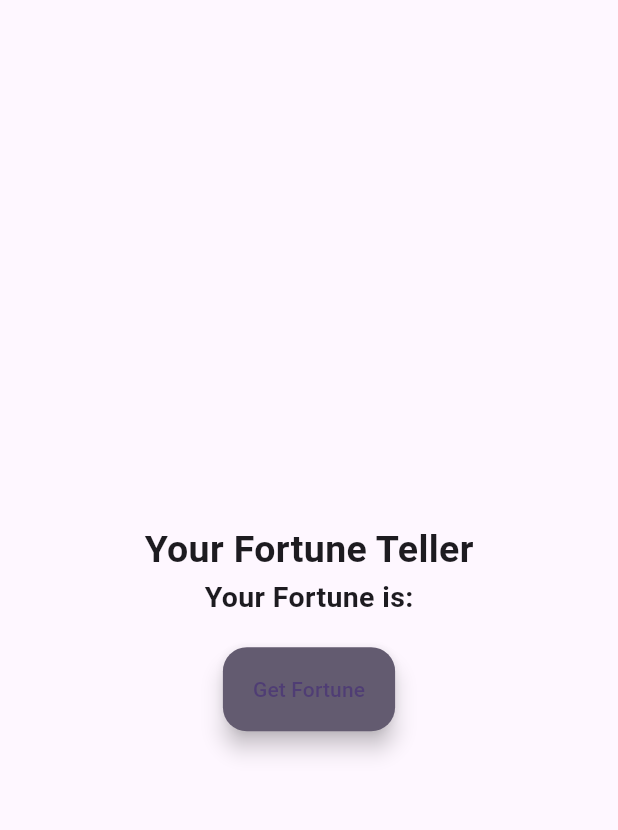
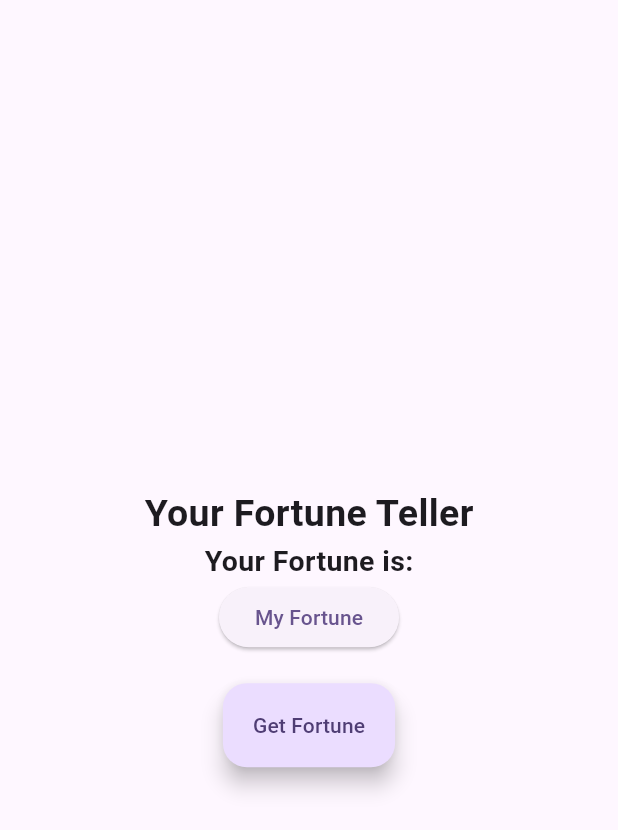
Before and after one commit to SHUBHANKARPOLYGON/fortune-cookie-app, a Flutter app: the screen it shows after launch, on a phone screen of 412 x 824 dp. Shown: the top 830 px of the screen. Run offline on Flutter 3.47's test engine with Material 3 defaults, Android fonts, the phone set to English and light mode, and no system bars.

Commit message:
elevate_button

```diff
--- a/lib/main.dart
+++ b/lib/main.dart
@@ -80,12 +80,16 @@ class _MyHomePageState extends State<MyHomePage> {
               ),
             ),
 
+            ElevatedButton(onPressed: _randomFortune,
+            child: Text('My Fortune')
+            ), // ElevatedButton
+
             const SizedBox(height: 20),
             FloatingActionButton.extended(
               onPressed: _randomFortune,
               label: const Text('Get Fortune'),
-              backgroundColor: Theme.of(context).colorScheme.secondary,
-            ),
+
+            ), // FloatingActionButton
 
             Card(
               child: Text(
```
